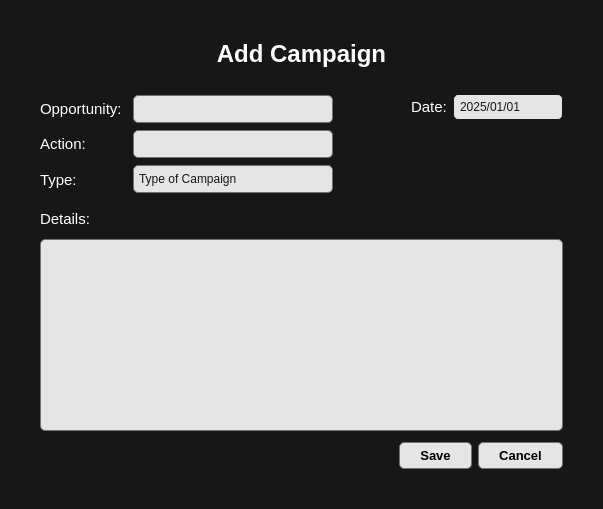
Qt form CRM/views/ui/add_campaign.ui (ImGaby123/SalesOptimizer-CRM) before a commit.
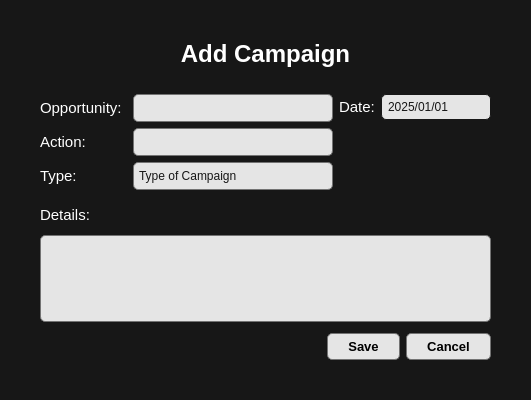
The same form after that commit. Icons and pictures are not drawn.

The edit to the form file:
```diff
--- a/CRM/views/ui/add_campaign.ui
+++ b/CRM/views/ui/add_campaign.ui
@@ -6,8 +6,8 @@
    <rect>
     <x>0</x>
     <y>0</y>
-    <width>603</width>
-    <height>509</height>
+    <width>500</width>
+    <height>400</height>
    </rect>
   </property>
   <property name="windowTitle">
```
